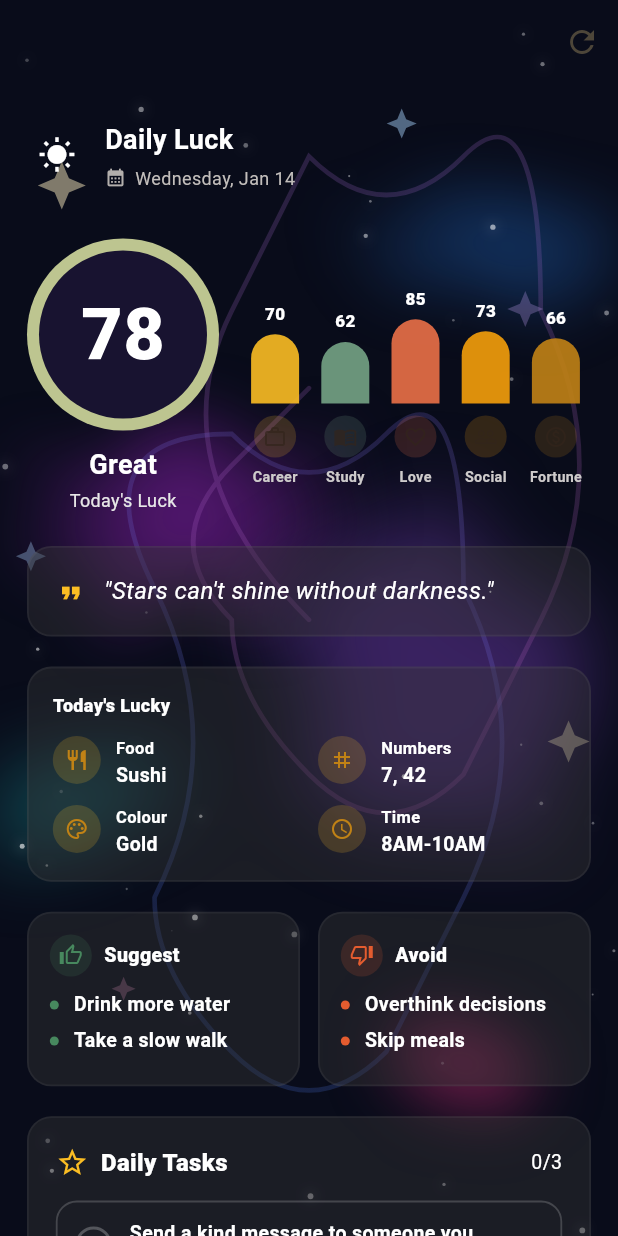
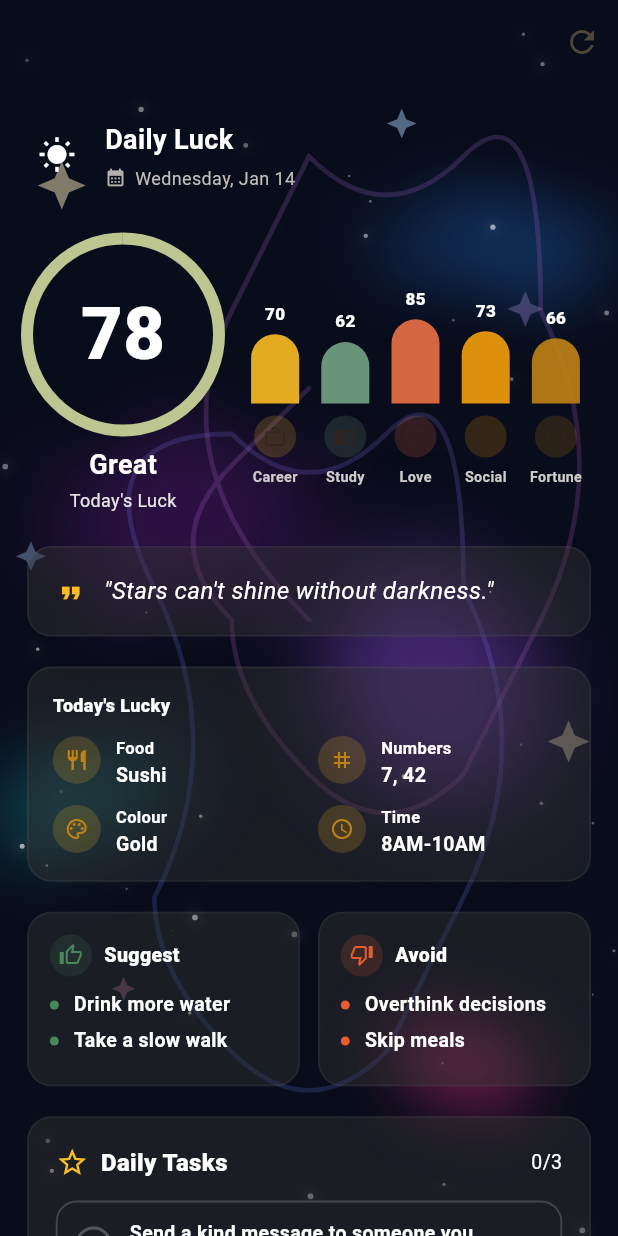
Before and after one commit to FrankieNg617/luck-app-frontend, a Flutter app: the screen it shows after launch, on a phone screen of 412 x 824 dp. Run offline on Flutter 3.47's test engine with Material 3 defaults, Android fonts, the light colour scheme and no system bars; our stand-ins replace google_fonts.

Commit message:
add new overall score anim

```diff
--- a/lib/background/galaxy_background_comic.dart
+++ b/lib/background/galaxy_background_comic.dart
@@ -353,8 +353,8 @@ class _NebulaLayerPrimary extends StatelessWidget {
         heightFactor: 0.15,          // ellipse
         rotationRad: -0.05,
         color: const Color(0xFF6C1B8C),
-        alpha: 0.75,
-        edgeSoftness: 0.88,
+        alpha: 0.35,
+        edgeSoftness: 0.68,
         irregularity: 0.95,          // organic edge
         lobes: 7,
       ),
@@ -401,13 +401,13 @@ class _NebulaLayerSecondary extends StatelessWidget {
     final blobs = <NebulaBlobSpec>[
       NebulaBlobSpec(
         center: const Offset(0.70, 0.55),
-        widthFactor: 0.45,
-        heightFactor: 0.28,
+        widthFactor: 0.35,
+        heightFactor: 0.25,
         rotationRad: -0.55,
         color: const Color(0xFF8D49D9),
-        alpha: 0.37,
-        edgeSoftness: 0.32,
-        irregularity: 0.70,
+        alpha: 0.45,
+        edgeSoftness: 0.62,
+        irregularity: 0.30,
         lobes: 5,
       ),
       NebulaBlobSpec(
--- a/lib/widgets/header_widget.dart
+++ b/lib/widgets/header_widget.dart
@@ -2,14 +2,55 @@ import 'package:flutter/material.dart';
 import 'package:intl/intl.dart';
 import '../ui/fortune_style.dart';
 
-class HeaderWidget extends StatelessWidget {
+class HeaderWidget extends StatefulWidget {
   const HeaderWidget({super.key});
+
+  @override
+  State<HeaderWidget> createState() => _HeaderWidgetState();
+}
+
+class _HeaderWidgetState extends State<HeaderWidget>
+    with SingleTickerProviderStateMixin {
+  late final AnimationController _controller;
+  late final Animation<double> _curve;
+
+  @override
+  void initState() {
+    super.initState();
+
+    _controller = AnimationController(
+      vsync: this,
+      duration: const Duration(milliseconds: 700),
+    );
+
+    _curve = CurvedAnimation(
+      parent: _controller,
+      curve: Curves.easeOutCubic,
+    );
+
+    _controller.forward(from: 0.0);
+  }
+
+  @override
+  void dispose() {
+    _controller.dispose();
+    super.dispose();
+  }
 
   @override
   Widget build(BuildContext context) {
     final formattedDate = DateFormat('EEEE, MMM d').format(DateTime.now());
 
-    return Padding(
+    return AnimatedBuilder(
+      animation: _curve,
+      builder: (context, _) {
+        final t = _curve.value;
+
+        return Transform.translate(
+          offset: Offset(0, (1 - t) * -35),
+          child: Opacity(
+            opacity: t,
+            child: Padding(
               padding: const EdgeInsets.symmetric(vertical: 14),
               child: Row(
                 mainAxisAlignment: MainAxisAlignment.spaceBetween,
@@ -19,33 +60,35 @@ class HeaderWidget extends StatelessWidget {
                       Container(
                         width: 40,
                         height: 40,
-                // decoration: BoxDecoration(
-                //   gradient: FortuneTheme.gradientGold,
-                //   shape: BoxShape.circle,
-                //   boxShadow: FortuneTheme.shadowGoldGlow,
-                // ),
                         child: const Icon(Icons.wb_sunny, color: Colors.white, size: 25),
                       ),
                       const SizedBox(width: 12),
                       Column(
                         crossAxisAlignment: CrossAxisAlignment.start,
                         children: [
-                  Text(
+                          const Text(
                             'Daily Luck',
                             style: TextStyle(
                               fontSize: 18,
                               fontWeight: FontWeight.w700,
-                      color: const Color.fromARGB(255, 255, 255, 255),
+                              color: Color.fromARGB(255, 255, 255, 255),
                             ),
                           ),
                           const SizedBox(height: 4),
                           Row(
                             children: [
-                      Icon(Icons.calendar_month, size: 14, color: const Color.fromARGB(255, 179, 175, 172)),
+                              const Icon(
+                                Icons.calendar_month,
+                                size: 14,
+                                color: Color.fromARGB(255, 179, 175, 172),
+                              ),
                               const SizedBox(width: 6),
                               Text(
                                 formattedDate,
-                        style: TextStyle(fontSize: 12, color: const Color.fromARGB(255, 194, 190, 187)),
+                                style: const TextStyle(
+                                  fontSize: 12,
+                                  color: Color.fromARGB(255, 194, 190, 187),
+                                ),
                               ),
                             ],
                           ),
@@ -55,6 +98,10 @@ class HeaderWidget extends StatelessWidget {
                   ),
                 ],
               ),
+            ),
+          ),
+        );
+      },
     );
   }
 }
--- a/lib/widgets/overall_score_widget.dart
+++ b/lib/widgets/overall_score_widget.dart
@@ -1,5 +1,6 @@
 import 'dart:math' as math;
 import 'package:flutter/material.dart';
+import '../ui/fortune_style.dart';
 
 class OverallScoreWidget extends StatefulWidget {
   final int score;
@@ -12,8 +13,8 @@ class OverallScoreWidget extends StatefulWidget {
 class _OverallScoreWidgetState extends State<OverallScoreWidget>
     with SingleTickerProviderStateMixin {
   late final AnimationController _controller;
+  late final Animation<double> _curve;
   late final Animation<int> _count;
-  late final Animation<double> _curve;
 
   String getScoreLabel(int s) {
     if (s >= 90) return "Excellent";
@@ -30,43 +31,24 @@ class _OverallScoreWidgetState extends State<OverallScoreWidget>
 
     _controller = AnimationController(
       vsync: this,
-      duration: const Duration(milliseconds: 1500), // ✅ speed of flip/count
+      duration: const Duration(milliseconds: 1900), // ring + number timing
     );
 
-    _curve = CurvedAnimation(parent: _controller, curve: Curves.easeOutCubic);
+    _curve = CurvedAnimation(
+      parent: _controller,
+      curve: Curves.easeOutCubic,
+    );
 
     _count = IntTween(begin: 0, end: s).animate(_curve);
 
-    // ✅ plays once when widget is created (home screen entered)
+    // play once on entry
     _controller.forward(from: 0.0);
-  }
-
-  @override
-  void didUpdateWidget(covariant OverallScoreWidget oldWidget) {
-    super.didUpdateWidget(oldWidget);
-
-    // If the page is not recreated but score changes, update target without replaying from 0.
-    final oldS = oldWidget.score.clamp(0, 100);
-    final newS = widget.score.clamp(0, 100);
-    if (oldS != newS) {
-      // Snap to new end without a "re-enter" animation.
-      // If you want it to animate to new value, tell me.
-      _controller.value = 1.0;
-    }
   }
 
   @override
   void dispose() {
     _controller.dispose();
     super.dispose();
-  }
-
-  /// Simple 3D flip amount that peaks mid-animation.
-  double _flipAngle(double t) {
-    // t is 0..1. Make it rotate forward then back (flip feel).
-    // Peak at mid: sin(pi*t) gives 0->1->0
-    final peak = math.sin(math.pi * t);
-    return peak * 0.55; // radians (~31deg). Increase for stronger flip.
   }
 
   @override
@@ -76,38 +58,34 @@ class _OverallScoreWidgetState extends State<OverallScoreWidget>
     return Column(
       mainAxisSize: MainAxisSize.min,
       children: [
-        Stack(
-          clipBehavior: Clip.none,
-          children: [
-            Container(
+        SizedBox(
           width: 128,
           height: 128,
-              decoration: BoxDecoration(
-                color: const Color.fromARGB(255, 189, 197, 144)
-                    .withValues(alpha: 1.0), // outer circle
-                shape: BoxShape.circle,
-              ),
-              child: Center(
-                child: Container(
-                  width: 112,
-                  height: 112,
-                  decoration: const BoxDecoration(
-                    color: Color.fromARGB(255, 24, 19, 48), // inner circle
-                    shape: BoxShape.circle,
-                  ),
-                  child: Center(
           child: AnimatedBuilder(
-                      animation: _controller,
+            animation: _curve,
             builder: (context, _) {
               final t = _curve.value; // 0..1
-                        final angle = _flipAngle(t);
 
-                        return Transform(
+              return Stack(
                 alignment: Alignment.center,
-                          transform: Matrix4.identity()
-                            ..setEntry(3, 2, 0.002) // perspective
-                            ..rotateX(angle),
-                          child: Text(
+                children: [
+                  // ✅ OUTER RING (animated fill)
+                  SizedBox(
+                    width: 128,
+                    height: 128,
+                    child: CircularProgressIndicator(
+                      value: t,
+                      strokeWidth: 8,
+                      backgroundColor: Colors.transparent,
+                      valueColor: AlwaysStoppedAnimation<Color>(
+                        const Color.fromARGB(255, 189, 197, 144)
+                            .withValues(alpha: 1),
+                      ),
+                    ),
+                  ),
+
+                  // ✅ SCORE ONLY (no inner circle)
+                  Text(
                     '${_count.value}',
                     style: const TextStyle(
                       fontSize: 48,
@@ -115,14 +93,10 @@ class _OverallScoreWidgetState extends State<OverallScoreWidget>
                       color: Color.fromARGB(255, 255, 255, 255),
                     ),
                   ),
+                ],
               );
             },
           ),
-                  ),
-                ),
-              ),
-            ),
-          ],
         ),
         const SizedBox(height: 10),
         Text(
```
Lines whose indentation alone changed are shown as unchanged.
